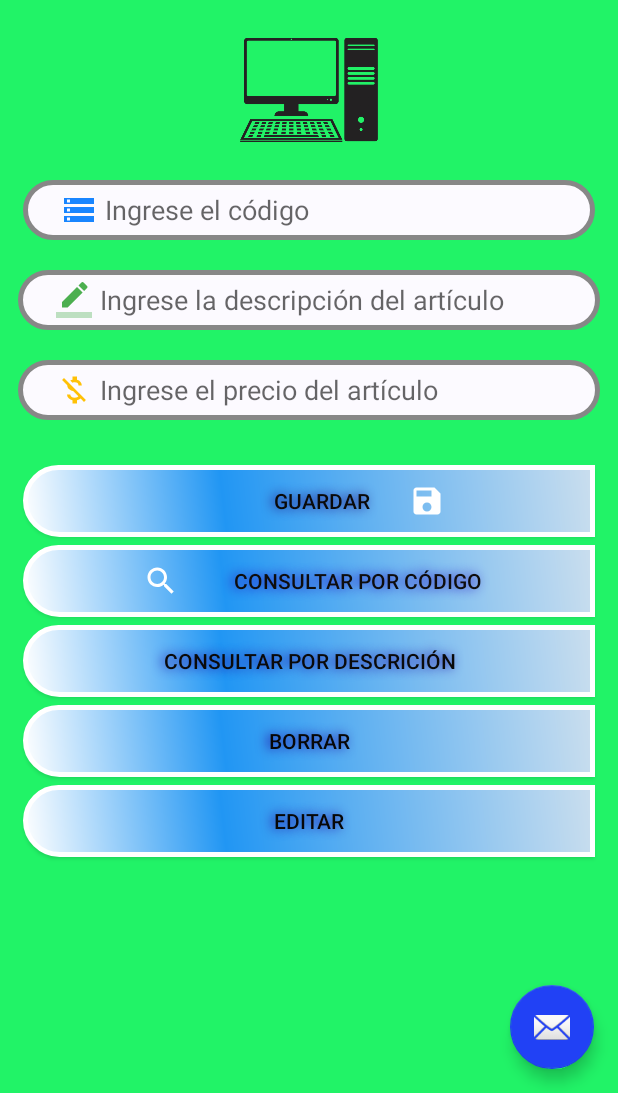
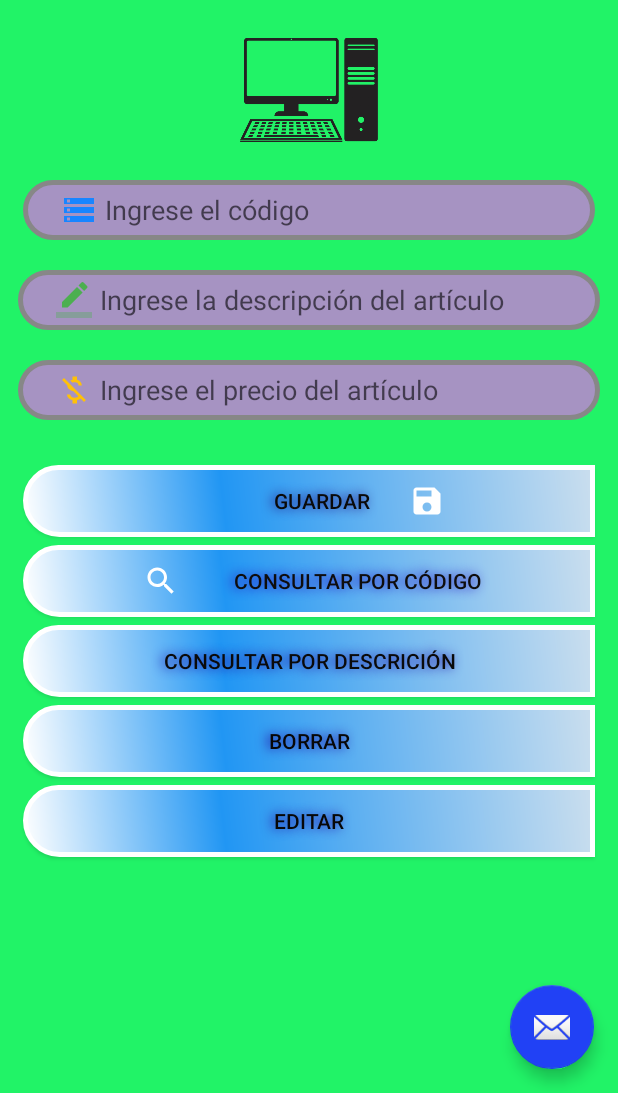
Before and after one commit to william05913/MySQL, an Android app: the screen it shows after launch (MainActivity), on a phone screen of 412 x 824 dp, the part 143-1236 px from its top. Run offline under Robolectric (Android 15) with nearby library versions, the phone set to English and light mode, and no system bars; our stand-ins replace Volley.

Commit message:
se le cambio color a los estilo del EditText

```diff
--- a/app/src/main/res/drawable-v24/estiloedittext.xml
+++ b/app/src/main/res/drawable-v24/estiloedittext.xml
@@ -9,7 +9,7 @@
         android:centerY="50%"
         android:centerColor="#1E4C7E"
         android:startColor="#BD3636"
-        android:endColor="#FCFAFF"
+        android:endColor="#A693C2"
         android:type="radial"
         />
     <padding
```
